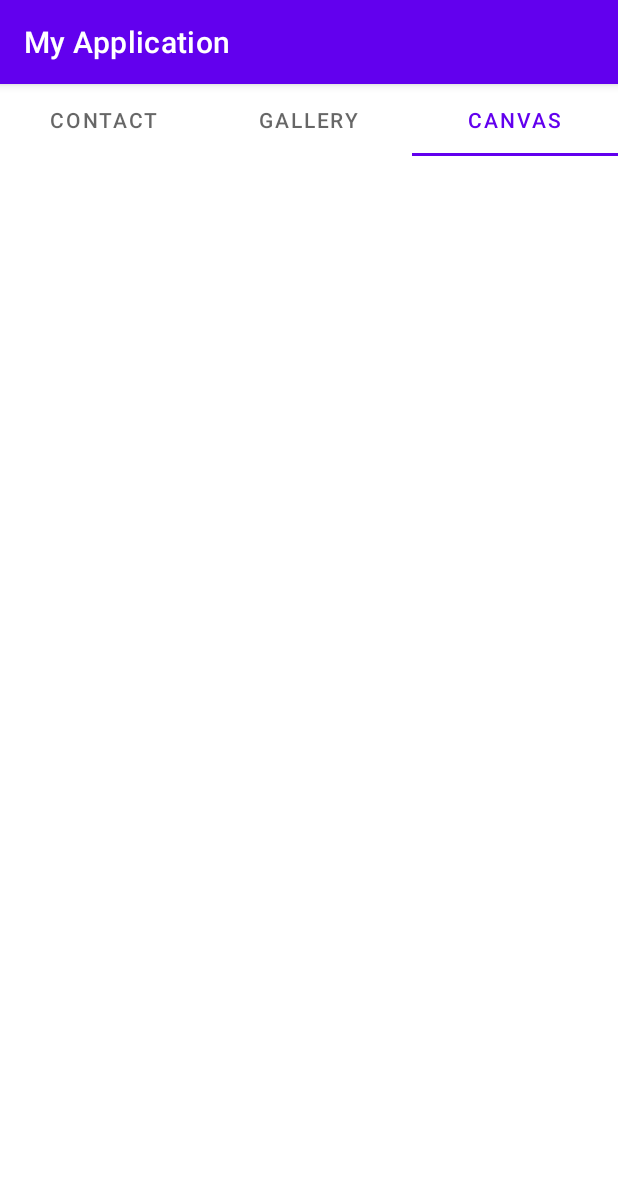
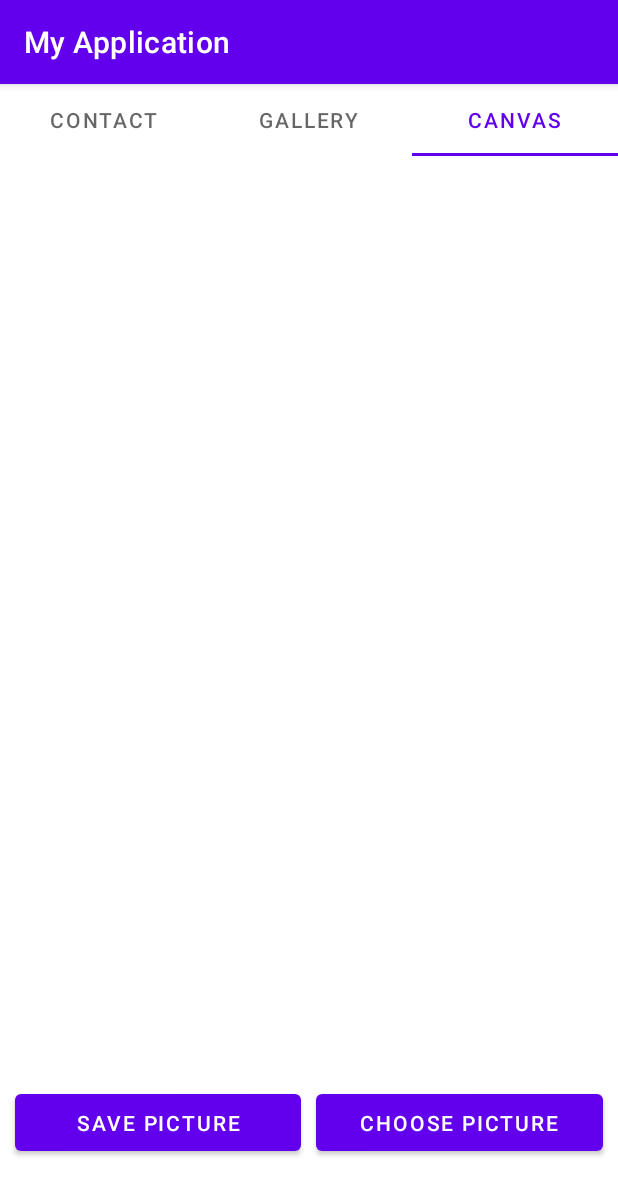
Before and after one commit to jinhyukj/jinplminpl, an Android app: the screen it shows after launch (MainActivity), tab 3 chosen, on a phone screen of 412 x 824 dp. Shown: the top 1195 px of the screen. Run offline under Robolectric (Android 15) with nearby library versions, the phone set to English and light mode, and no system bars; 1 statement that could not run was skipped.

Commit message:
import image and draw

```diff
--- a/app/build.gradle
+++ b/app/build.gradle
@@ -39,6 +39,7 @@ dependencies {
     implementation 'androidx.legacy:legacy-support-v4:1.0.0'
     implementation 'androidx.navigation:navigation-fragment:2.3.5'
     implementation 'androidx.navigation:navigation-ui:2.3.5'
+    implementation "androidx.swiperefreshlayout:swiperefreshlayout:1.1.0"
     testImplementation 'junit:junit:4.+'
     androidTestImplementation 'androidx.test.ext:junit:1.1.2'
     androidTestImplementation 'androidx.test.espresso:espresso-core:3.3.0'
--- a/app/src/main/java/com/example/myapplication/Tab1.java
+++ b/app/src/main/java/com/example/myapplication/Tab1.java
@@ -13,8 +13,11 @@ import androidx.annotation.Nullable;
 import androidx.core.app.ActivityCompat;
 import androidx.core.content.ContextCompat;
 import androidx.fragment.app.Fragment;
+import androidx.fragment.app.FragmentManager;
+import androidx.fragment.app.FragmentTransaction;
 import androidx.recyclerview.widget.LinearLayoutManager;
 import androidx.recyclerview.widget.RecyclerView;
+import androidx.swiperefreshlayout.widget.SwipeRefreshLayout;
 
 import android.provider.ContactsContract;
 import android.view.LayoutInflater;
@@ -29,6 +32,8 @@ public class Tab1 extends Fragment {
     ArrayList<ContactModel> arrayList = new ArrayList<ContactModel>();
     MainAdapter adapter;
     public static final int sub = 1001; /*다른 액티비티를 띄우기 위한 요청코드(상수)*/
+
+
 
     private void checkPermisson() {
         //check condition
@@ -57,6 +62,7 @@ public class Tab1 extends Fragment {
         if(cursor.getCount() > 0 ){
             //when count is greater than 0
             //Use while loop
+
             while(cursor.moveToNext()){
                 //Cursor move to nest
                 //Get contact id
@@ -135,6 +141,10 @@ public class Tab1 extends Fragment {
     public View onCreateView(@NonNull LayoutInflater inflater, @Nullable ViewGroup container, @Nullable Bundle savedInstanceState) {
         super.onCreate(savedInstanceState);
         View view =  inflater.inflate(R.layout.fragment_tab1, container, false);
+
+        FragmentTransaction ft = getFragmentManager().beginTransaction();
+        ft.detach(this).attach(this).commit();
+
         recyclerView = view.findViewById(R.id.recycler_view);
         Button button_add = view.findViewById(R.id.button_add);
         Button button_delete = view.findViewById(R.id.button_delete); /*페이지 전환버튼*/
@@ -149,6 +159,7 @@ public class Tab1 extends Fragment {
             }
         });
 
+
         return view;
     }
 
--- a/app/src/main/java/com/example/myapplication/addContact.java
+++ b/app/src/main/java/com/example/myapplication/addContact.java
@@ -17,7 +17,7 @@ public class addContact extends AppCompatActivity {
 
     protected void onCreate(Bundle savedInstanceState) {
         super.onCreate(savedInstanceState);
-        setContentView(R.layout.fragment_add);
+        setContentView(R.layout.fragement_addcontact);
 
         name = findViewById(R.id.name);
         phone = findViewById(R.id.phone);
@@ -45,7 +45,10 @@ public class addContact extends AppCompatActivity {
                     Toast.makeText(addContact.this, "Please fill all the fields", Toast.LENGTH_SHORT).show();
                 }
 
+                finish();
             }
+
+
         });
 
     }
--- a/app/src/main/res/drawable/ic_baseline_person_24.xml
+++ b/app/src/main/res/drawable/ic_baseline_person_24.xml
@@ -1,5 +1,5 @@
-<vector android:height="24dp" android:tint="#ECD5FF"
+<vector android:height="20dp" android:tint="#676767 "
     android:viewportHeight="24" android:viewportWidth="24"
-    android:width="24dp" xmlns:android="http://schemas.android.com/apk/res/android">
-    <path android:fillColor="@android:color/white" android:pathData="M12,12c2.21,0 4,-1.79 4,-4s-1.79,-4 -4,-4 -4,1.79 -4,4 1.79,4 4,4zM12,14c-2.67,0 -8,1.34 -8,4v2h16v-2c0,-2.66 -5.33,-4 -8,-4z"/>
+    android:width="20dp" xmlns:android="http://schemas.android.com/apk/res/android">
+    <path android:fillColor="#E5E5E5" android:pathData="M12,12c2.21,0 4,-1.79 4,-4s-1.79,-4 -4,-4 -4,1.79 -4,4 1.79,4 4,4zM12,14c-2.67,0 -8,1.34 -8,4v2h16v-2c0,-2.66 -5.33,-4 -8,-4z"/>
 </vector>
--- /dev/null
+++ b/app/src/main/res/drawable/ic_eraser.xml
@@ -0,0 +1,5 @@
+<vector android:height="32dp" android:viewportHeight="418.795"
+    android:viewportWidth="418.795" android:width="32dp" xmlns:android="http://schemas.android.com/apk/res/android">
+    <path android:fillColor="#73D0F4" android:pathData="M28.971,299.493l66.209,66.209l106.429,0l30.008,-30.007l-119.424,-119.424z"/>
+    <path android:fillColor="#3D6889" android:pathData="M406.795,365.702H235.551l179.731,-179.729c4.686,-4.688 4.686,-12.285 0,-16.971L278.887,32.607c-2.252,-2.25 -5.303,-3.514 -8.486,-3.514c-3.182,0 -6.234,1.264 -8.484,3.514L3.516,291.009c-4.688,4.686 -4.688,12.283 0,16.971l78.209,78.207c2.25,2.252 5.303,3.516 8.484,3.516h316.586c6.627,0 12,-5.373 12,-12C418.795,371.075 413.422,365.702 406.795,365.702zM270.4,58.064l119.424,119.424L248.588,318.724L129.165,199.3L270.4,58.064zM201.609,365.702H95.18l-66.209,-66.209l83.223,-83.223l119.424,119.424L201.609,365.702z"/>
+</vector>
--- /dev/null
+++ b/app/src/main/res/drawable/ic_save.xml
@@ -0,0 +1,5 @@
+<vector android:height="32dp" android:tint="#00D84A"
+    android:viewportHeight="24" android:viewportWidth="24"
+    android:width="32dp" xmlns:android="http://schemas.android.com/apk/res/android">
+    <path android:fillColor="@android:color/white" android:pathData="M19,12v7L5,19v-7L3,12v7c0,1.1 0.9,2 2,2h14c1.1,0 2,-0.9 2,-2v-7h-2zM13,12.67l2.59,-2.58L17,11.5l-5,5 -5,-5 1.41,-1.41L11,12.67L11,3h2z"/>
+</vector>
--- a/app/src/main/res/layout/fragment_tab3.xml
+++ b/app/src/main/res/layout/fragment_tab3.xml
@@ -1,10 +1,67 @@
 <?xml version="1.0" encoding="utf-8"?>
-<LinearLayout xmlns:android="http://schemas.android.com/apk/res/android"
+<androidx.constraintlayout.widget.ConstraintLayout xmlns:android="http://schemas.android.com/apk/res/android"
+    xmlns:app="http://schemas.android.com/apk/res-auto"
     xmlns:tools="http://schemas.android.com/tools"
+    android:id="@+id/linearLayout"
     android:layout_width="match_parent"
     android:layout_height="match_parent"
-    android:id="@+id/tab3"
-    tools:context=".Tab3">
+    android:orientation="vertical"
+    tools:layout_editor_absoluteY="81dp">
+
+    <ImageView
+        android:id="@+id/ChoosenImageView"
+        android:layout_width="match_parent"
+        android:layout_height="520dp"
+        app:layout_constraintBottom_toBottomOf="parent"
+        app:layout_constraintEnd_toEndOf="parent"
+        app:layout_constraintHorizontal_bias="0.0"
+        app:layout_constraintStart_toStartOf="parent"
+        app:layout_constraintTop_toTopOf="parent"
+        app:layout_constraintVertical_bias="0.0"
+        tools:layout_conversion_absoluteHeight="0dp"
+        tools:layout_conversion_absoluteWidth="0dp">
+
+    </ImageView>
+
+    <LinearLayout
+        android:layout_width="match_parent"
+        android:layout_height="wrap_content"
+        android:orientation="horizontal"
+        app:layout_constraintBottom_toBottomOf="parent"
+        app:layout_constraintEnd_toEndOf="parent"
+        app:layout_constraintStart_toStartOf="parent"
+        app:layout_constraintTop_toBottomOf="@+id/ChoosenImageView">
 
 
-</LinearLayout>
+        <Button
+            android:id="@+id/SavePictureButton"
+            android:layout_width="0dp"
+            android:layout_height="50dp"
+            android:layout_marginStart="10dp"
+            android:layout_marginLeft="10dp"
+            android:layout_weight="1"
+            android:text="Save Picture"
+            android:visibility="visible"
+            tools:layout_conversion_absoluteHeight="48dp"
+            tools:layout_conversion_absoluteWidth="214dp" />
+
+        <View
+            android:layout_width="10dp"
+            android:layout_height="0dp" />
+
+        <Button
+            android:id="@+id/ChoosePictureButton"
+            android:layout_width="0dp"
+            android:layout_height="50dp"
+            android:layout_marginEnd="10dp"
+            android:layout_marginRight="10dp"
+            android:layout_weight="1"
+            android:text="Choose Picture"
+            android:visibility="visible"
+            tools:layout_conversion_absoluteHeight="48dp"
+            tools:layout_conversion_absoluteWidth="214dp" />
+
+
+    </LinearLayout>
+
+</androidx.constraintlayout.widget.ConstraintLayout>
--- a/app/src/main/res/values/colors.xml
+++ b/app/src/main/res/values/colors.xml
@@ -7,6 +7,8 @@
     <color name="teal_700">#FF018786</color>
     <color name="black">#FF000000</color>
     <color name="white">#FFFFFFFF</color>
+    <color name="add_back">#EFF8FF</color>
+
     <color name="backgroundfragment">#2b2b2b</color>
     <color name="colorPrimary">#BDFFBF</color>
 
```
Also changed, not shown: app/src/main/java/com/example/myapplication/FragmentContact.java (deleted, +0 -24 lines), app/src/main/java/com/example/myapplication/Tab3.java (+141 -2 lines), app/src/main/res/drawable/ic_color.xml (added, +16 -0 lines), app/src/main/res/layout/fragement_addcontact.xml (renamed from app/src/main/res/layout/fragment_add.xml, +15 -14 lines), app/src/main/res/layout/fragment_tab1.xml (+10 -0 lines).
